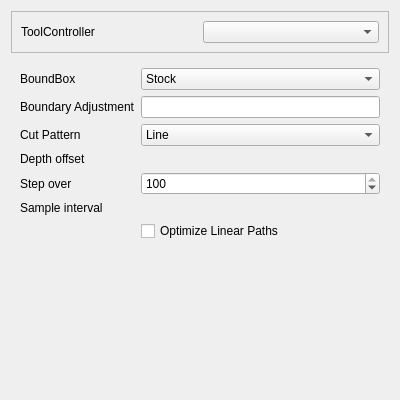
First picture: the form in src/Mod/Path/Gui/Resources/panels/PageOpWaterlineEdit.ui, repository berndhahnebach/All_FreeCAD, before the edit.
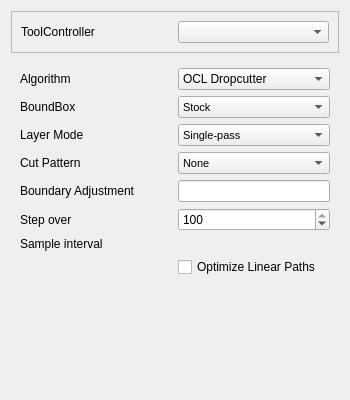
Second picture: the form after the edit. Custom widgets are drawn as their Qt base class.

Commit message: Path: Update GUI inputs for independent Waterline operation

The edit to the form file:
```diff
--- a/src/Mod/Path/Gui/Resources/panels/PageOpWaterlineEdit.ui
+++ b/src/Mod/Path/Gui/Resources/panels/PageOpWaterlineEdit.ui
@@ -6,7 +6,7 @@
    <rect>
     <x>0</x>
     <y>0</y>
-    <width>400</width>
+    <width>350</width>
     <height>400</height>
    </rect>
   </property>
@@ -43,71 +43,11 @@
    <item>
     <widget class="QWidget" name="widget" native="true">
      <layout class="QGridLayout" name="gridLayout">
-      <item row="6" column="2" colspan="2">
-       <widget class="Gui::InputField" name="sampleInterval" native="true">
-        <property name="unit" stdset="0">
-         <string notr="true">mm</string>
-        </property>
-       </widget>
-      </item>
-      <item row="3" column="0">
-       <widget class="QLabel" name="cutPattern_label">
-        <property name="text">
-         <string>Cut Pattern</string>
-        </property>
-       </widget>
-      </item>
-      <item row="6" column="0">
-       <widget class="QLabel" name="label_7">
-        <property name="text">
-         <string>Sample interval</string>
-        </property>
-       </widget>
-      </item>
       <item row="1" column="3">
-       <widget class="QLineEdit" name="boundaryAdjustment"/>
-      </item>
-      <item row="3" column="3">
-       <widget class="QComboBox" name="clearLayers">
-        <property name="font">
-         <font>
-          <pointsize>9</pointsize>
-         </font>
-        </property>
-        <item>
-         <property name="text">
-          <string>Line</string>
-         </property>
-        </item>
-        <item>
-         <property name="text">
-          <string>ZigZag</string>
-         </property>
-        </item>
-        <item>
-         <property name="text">
-          <string>Circular</string>
-         </property>
-        </item>
-        <item>
-         <property name="text">
-          <string>CircularZigZag</string>
-         </property>
-        </item>
-       </widget>
-      </item>
-      <item row="4" column="0">
-       <widget class="QLabel" name="label_7">
-        <property name="text">
-         <string>Depth offset</string>
-        </property>
-       </widget>
-      </item>
-      <item row="0" column="3">
        <widget class="QComboBox" name="boundBoxSelect">
         <property name="font">
          <font>
-          <pointsize>9</pointsize>
+          <pointsize>8</pointsize>
          </font>
         </property>
         <item>
@@ -122,36 +62,111 @@
         </item>
        </widget>
       </item>
-      <item row="4" column="2" colspan="2">
-       <widget class="Gui::InputField" name="depthOffset" native="true">
-        <property name="unit" stdset="0">
-         <string notr="true">mm</string>
+      <item row="4" column="3">
+       <widget class="QLineEdit" name="boundaryAdjustment">
+        <property name="sizePolicy">
+         <sizepolicy hsizetype="Preferred" vsizetype="Fixed">
+          <horstretch>0</horstretch>
+          <verstretch>0</verstretch>
+         </sizepolicy>
         </property>
        </widget>
       </item>
-      <item row="8" column="3">
+      <item row="2" column="3">
+       <widget class="QComboBox" name="layerMode">
+        <property name="font">
+         <font>
+          <pointsize>8</pointsize>
+         </font>
+        </property>
+        <item>
+         <property name="text">
+          <string>Single-pass</string>
+         </property>
+        </item>
+        <item>
+         <property name="text">
+          <string>Multi-pass</string>
+         </property>
+        </item>
+       </widget>
+      </item>
+      <item row="0" column="3">
+       <widget class="QComboBox" name="algorithmSelect">
+        <item>
+         <property name="text">
+          <string>OCL Dropcutter</string>
+         </property>
+        </item>
+        <item>
+         <property name="text">
+          <string>Experimental</string>
+         </property>
+        </item>
+       </widget>
+      </item>
+      <item row="11" column="3">
        <widget class="QCheckBox" name="optimizeEnabled">
         <property name="text">
          <string>Optimize Linear Paths</string>
         </property>
        </widget>
       </item>
-      <item row="0" column="0" colspan="3">
-       <widget class="QLabel" name="label_7">
-        <property name="text">
-         <string>BoundBox</string>
+      <item row="4" column="0">
+       <widget class="QLabel" name="boundaryAdjustment_label">
+        <property name="sizePolicy">
+         <sizepolicy hsizetype="Preferred" vsizetype="Preferred">
+          <horstretch>0</horstretch>
+          <verstretch>0</verstretch>
+         </sizepolicy>
         </property>
-       </widget>
-      </item>
-      <item row="1" column="0" colspan="3">
-       <widget class="QLabel" name="label_2">
         <property name="text">
          <string>Boundary Adjustment</string>
         </property>
        </widget>
       </item>
-      <item row="5" column="3">
+      <item row="3" column="3">
+       <widget class="QComboBox" name="cutPattern">
+        <property name="font">
+         <font>
+          <pointsize>8</pointsize>
+         </font>
+        </property>
+        <item>
+         <property name="text">
+          <string>None</string>
+         </property>
+        </item>
+        <item>
+         <property name="text">
+          <string>Line</string>
+         </property>
+        </item>
+        <item>
+         <property name="text">
+          <string>ZigZag</string>
+         </property>
+        </item>
+        <item>
+         <property name="text">
+          <string>Circular</string>
+         </property>
+        </item>
+        <item>
+         <property name="text">
+          <string>CircularZigZag</string>
+         </property>
+        </item>
+       </widget>
+      </item>
+      <item row="8" column="3">
        <widget class="QSpinBox" name="stepOver">
+        <property name="sizePolicy">
+         <sizepolicy hsizetype="Preferred" vsizetype="Preferred">
+          <horstretch>0</horstretch>
+          <verstretch>0</verstretch>
+         </sizepolicy>
+        </property>
         <property name="toolTip">
          <string>&lt;html&gt;&lt;head/&gt;&lt;body&gt;&lt;p&gt;The amount by which the tool is laterally displaced on each cycle of the pattern, specified in percent of the tool diameter.&lt;/p&gt;&lt;p&gt;A step over of 100% results in no overlap between two different cycles.&lt;/p&gt;&lt;/body&gt;&lt;/html&gt;</string>
         </property>
@@ -169,13 +184,61 @@
         </property>
        </widget>
       </item>
-      <item row="5" column="0">
-       <widget class="QLabel" name="label_7">
+      <item row="2" column="0">
+       <widget class="QLabel" name="layerMode_label">
+        <property name="text">
+         <string>Layer Mode</string>
+        </property>
+       </widget>
+      </item>
+      <item row="1" column="0">
+       <widget class="QLabel" name="boundBoxSelect_label">
+        <property name="sizePolicy">
+         <sizepolicy hsizetype="Preferred" vsizetype="Preferred">
+          <horstretch>0</horstretch>
+          <verstretch>0</verstretch>
+         </sizepolicy>
+        </property>
+        <property name="text">
+         <string>BoundBox</string>
+        </property>
+       </widget>
+      </item>
+      <item row="8" column="0">
+       <widget class="QLabel" name="stepOver_label">
         <property name="text">
          <string>Step over</string>
         </property>
        </widget>
       </item>
+      <item row="9" column="3">
+       <widget class="Gui::InputField" name="sampleInterval" native="true">
+        <property name="unit" stdset="0">
+         <string notr="true">mm</string>
+        </property>
+       </widget>
+      </item>
+      <item row="3" column="0">
+       <widget class="QLabel" name="cutPattern_label">
+        <property name="text">
+         <string>Cut Pattern</string>
+        </property>
+       </widget>
+      </item>
+      <item row="9" column="0">
+       <widget class="QLabel" name="sampleInterval_label">
+        <property name="text">
+         <string>Sample interval</string>
+        </property>
+       </widget>
+      </item>
+      <item row="0" column="0">
+       <widget class="QLabel" name="algorithmSelect_label">
+        <property name="text">
+         <string>Algorithm</string>
+        </property>
+       </widget>
+      </item>
      </layout>
     </widget>
    </item>
```
The commit also changes 1 other file.
